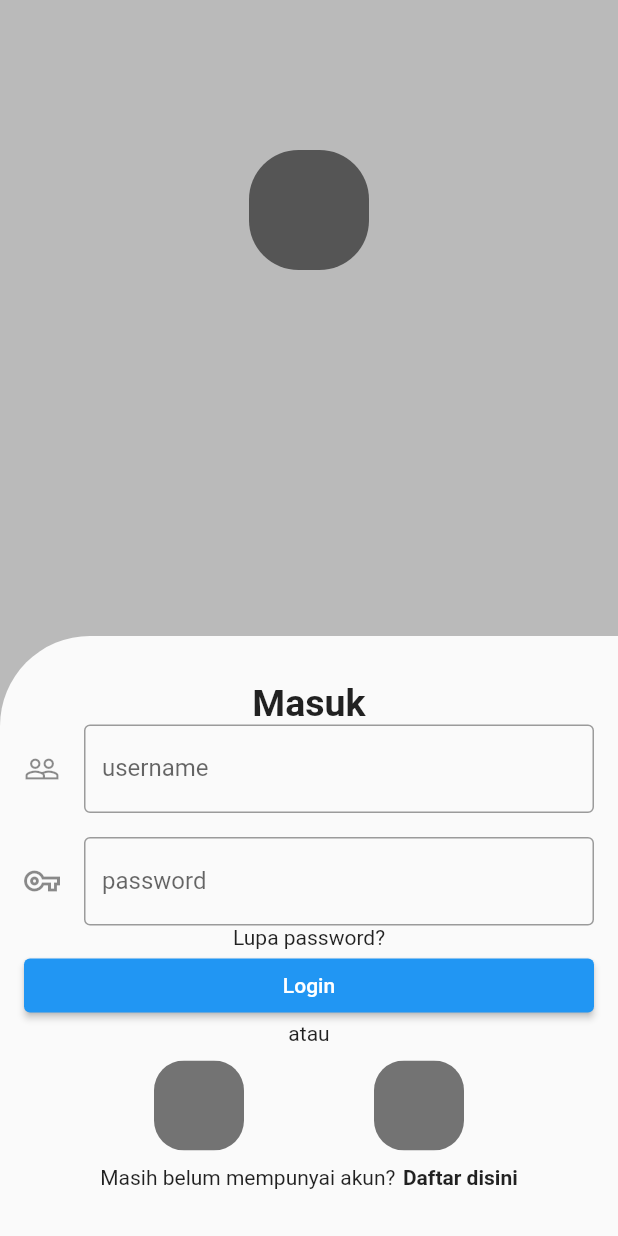
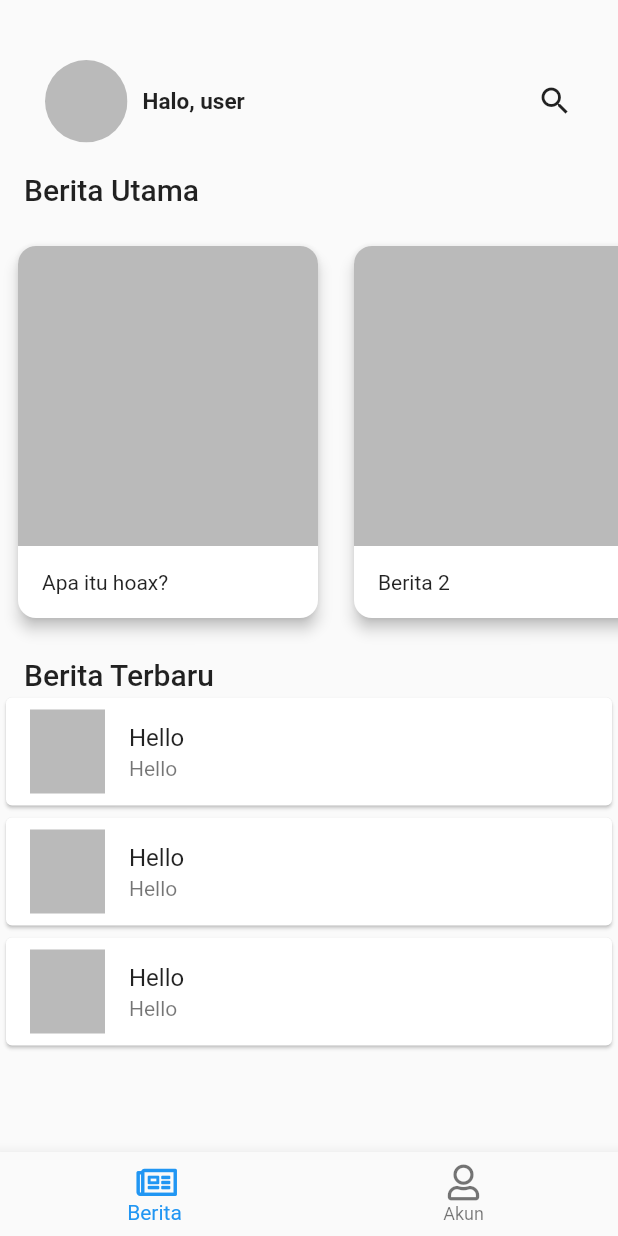
Before and after one commit to PNP-19-Dev/lapor-hoax-mobile, a Flutter app: the screen it shows after launch, on a phone screen of 412 x 824 dp. Run offline on Flutter 3.47's test engine with Material 2 defaults, Android fonts, the phone set to English and light mode, and no system bars; our stand-ins replace flutter_signin_button, font_awesome_flutter, google_sign_in; missing offline and left inert: flutter_facebook_auth.

Commit message:
adding login wizard

```diff
--- /dev/null
+++ b/lib/api/google_signin_api.dart
@@ -0,0 +1,9 @@
+import 'package:google_sign_in/google_sign_in.dart';
+
+class GoogleSignInApi {
+  static final _googleSignIn = GoogleSignIn();
+
+  static Future<GoogleSignInAccount?> login() => _googleSignIn.signIn();
+
+  static Future logout() => _googleSignIn.disconnect();
+}
--- a/lib/main.dart
+++ b/lib/main.dart
@@ -1,6 +1,7 @@
 import 'package:flutter/material.dart';
-import 'package:laporhoax/home_page.dart';
-import 'package:laporhoax/register_page.dart';
+import 'package:laporhoax/ui/home_page.dart';
+import 'package:laporhoax/ui/login_page.dart';
+import 'package:laporhoax/ui/register_page.dart';
 
 void main() => runApp(MyApp());
 
@@ -9,13 +10,13 @@ class MyApp extends StatelessWidget {
   @override
   Widget build(BuildContext context) {
     return MaterialApp(
-      title: 'Lapor Hoax',
-      theme: ThemeData(primarySwatch: Colors.blue),
-      initialRoute: LoginPage.routeName,
-      routes: {
-        LoginPage.routeName: (context) => LoginPage(),
-        RegisterPage.routeName: (context) => RegisterPage(),
-      }
-    );
+        title: 'Lapor Hoax',
+        theme: ThemeData(primarySwatch: Colors.blue),
+        initialRoute: HomePage.routeName,
+        routes: {
+          HomePage.routeName: (context) => HomePage(),
+          LoginPage.routeName: (context) => LoginPage(),
+          RegisterPage.routeName: (context) => RegisterPage(),
+        });
   }
 }
--- /dev/null
+++ b/lib/ui/home_page.dart
@@ -0,0 +1,47 @@
+import 'package:flutter/material.dart';
+import 'package:font_awesome_flutter/font_awesome_flutter.dart';
+import 'package:laporhoax/ui/login_page.dart';
+import 'package:laporhoax/ui/news_page.dart';
+
+class HomePage extends StatefulWidget {
+  static const routeName = '/home_page';
+
+  @override
+  _HomePageState createState() => _HomePageState();
+}
+
+class _HomePageState extends State<HomePage> {
+  int _bottomNavIndex = 0;
+
+  List<BottomNavigationBarItem> _bottomNavBarItems = [
+    BottomNavigationBarItem(
+        icon: Icon(FontAwesomeIcons.newspaper), label: 'Berita'),
+    BottomNavigationBarItem(icon: Icon(FontAwesomeIcons.user), label: 'Akun'),
+  ];
+
+  List<Widget> _listWidget = [
+    NewsPage(),
+    LoginPage(),
+  ];
+
+  void _onBottomNavTapped(int index) {
+    setState(() {
+      _bottomNavIndex = index;
+    });
+  }
+
+  @override
+  Widget build(BuildContext context) {
+    return SafeArea(
+      child: Scaffold(
+        key: Key("home_page_scaffold"),
+        body: _listWidget[_bottomNavIndex],
+        bottomNavigationBar: BottomNavigationBar(
+          currentIndex: _bottomNavIndex,
+          items: _bottomNavBarItems,
+          onTap: _onBottomNavTapped,
+        ),
+      ),
+    );
+  }
+}
--- a/lib/home_page.dart
+++ b/lib/ui/login_page.dart
@@ -1,10 +1,35 @@
 import 'package:flutter/material.dart';
-import 'package:laporhoax/register_page.dart';
+import 'package:flutter_facebook_auth/flutter_facebook_auth.dart';
+import 'package:flutter_signin_button/button_list.dart';
+import 'package:flutter_signin_button/button_view.dart';
+import 'package:laporhoax/api/google_signin_api.dart';
+import 'package:laporhoax/ui/register_page.dart';
+
 class LoginPage extends StatelessWidget {
   static String routeName = "/login_page";
 
   @override
   Widget build(BuildContext context) {
+    Future signIn() async {
+      final user = await GoogleSignInApi.login();
+
+      if (user == null) {
+        ScaffoldMessenger.of(context).showSnackBar(SnackBar(
+          content: Text('Sign in failed'),
+        ));
+      }
+    }
+
+    Future facebookSignIn() async {
+      final user = await FacebookAuth.instance.login();
+
+      if (user.status == LoginStatus.failed) {
+        ScaffoldMessenger.of(context).showSnackBar(SnackBar(
+          content: Text('Sign in failed'),
+        ));
+      }
+    }
+
     return Scaffold(
       backgroundColor: Color(0xFFBABABA),
       body: Stack(
@@ -36,10 +61,11 @@ class LoginPage extends StatelessWidget {
               padding: const EdgeInsets.only(top: 30, left: 16, right: 16),
               child: Column(
                 children: [
-                  Text('Masuk', style: TextStyle(
-                    fontSize: 25,
-                    fontWeight: FontWeight.bold,
-                  )),
+                  Text('Masuk',
+                      style: TextStyle(
+                        fontSize: 25,
+                        fontWeight: FontWeight.bold,
+                      )),
                   TextField(
                     decoration: InputDecoration(
                       icon: Icon(Icons.people_outline),
@@ -65,42 +91,20 @@ class LoginPage extends StatelessWidget {
                     ),
                   ),
                   Center(child: Text('atau')),
-                  Padding(
-                    padding: const EdgeInsets.symmetric(vertical: 10),
-                    child: Row(
-                      crossAxisAlignment: CrossAxisAlignment.center,
-                      mainAxisAlignment: MainAxisAlignment.spaceEvenly,
-                      children: [
-                        ClipRRect(
-                          borderRadius: BorderRadius.circular(20),
-                          child: Container(
-                            color: Colors.black54,
-                            height: 60,
-                            width: 60,
-                          ),
-                        ),
-                        ClipRRect(
-                          borderRadius: BorderRadius.circular(20),
-                          child: Container(
-                            color: Colors.black54,
-                            height: 60,
-                            width: 60,
-                          ),
-                        ),
-                      ],
-                    ),
-                  ),
+                  SignInButton(Buttons.GoogleDark, onPressed: signIn),
+                  SignInButton(Buttons.Facebook, onPressed: facebookSignIn),
                   Wrap(
                     children: [
                       Text('Masih belum mempunyai akun?'),
-                      SizedBox(width: 5,),
+                      SizedBox(
+                        width: 5,
+                      ),
                       GestureDetector(
                         onTap: () {
-                          Navigator
-                        .pushNamed(context, RegisterPage.routeName);
-                          },
+                          Navigator.pushNamed(context, RegisterPage.routeName);
+                        },
                         child: Text(
-                            'Daftar disini',
+                          'Daftar disini',
                           style: TextStyle(
                             fontWeight: FontWeight.bold,
                           ),
--- /dev/null
+++ b/lib/ui/news_page.dart
@@ -0,0 +1,163 @@
+import 'package:flutter/material.dart';
+
+class NewsPage extends StatefulWidget {
+  @override
+  _NewsPageState createState() => _NewsPageState();
+}
+
+class _NewsPageState extends State<NewsPage> {
+  Widget buildCard(String jurusan, String imageUrl, String deskripsi) {
+    return Center(
+      child: Padding(
+        padding: const EdgeInsets.only(top: 2, left: 8, right: 8, bottom: 2),
+        child: Card(
+          clipBehavior: Clip.antiAlias,
+          shape:
+              RoundedRectangleBorder(borderRadius: BorderRadius.circular(12)),
+          elevation: 4,
+          child: Column(
+            mainAxisSize: MainAxisSize.min,
+            crossAxisAlignment: CrossAxisAlignment.start,
+            children: [
+              Stack(
+                alignment: Alignment.bottomLeft,
+                children: [
+                  Padding(
+                    padding: const EdgeInsets.all(8),
+                    child: Text(
+                      jurusan,
+                      style: TextStyle(
+                          color: Colors.white,
+                          fontWeight: FontWeight.bold,
+                          fontSize: 24),
+                    ),
+                  ),
+/*
+                  Hero(
+                    tag: jurusan,
+                    child: Ink.image(
+                      height: 200,
+                      image: NetworkImage(imageUrl),
+                      fit: BoxFit.fitWidth,
+                    ),
+                  ),
+*/
+                  Container(
+                    height: 200,
+                    width: 200,
+                    decoration: BoxDecoration(
+                      color: Color(0xFFBABABA),
+                    ),
+                  ),
+                ],
+              ),
+              Padding(
+                padding: const EdgeInsets.all(16),
+                child: Column(
+                  crossAxisAlignment: CrossAxisAlignment.start,
+                  children: <Widget>[
+                    Text(
+                      deskripsi,
+                      textAlign: TextAlign.justify,
+                    ),
+                  ],
+                ),
+              ),
+            ],
+          ),
+        ),
+      ),
+    );
+  }
+
+  @override
+  Widget build(BuildContext context) {
+    return SingleChildScrollView(
+      scrollDirection: Axis.vertical,
+      child: Column(
+        crossAxisAlignment: CrossAxisAlignment.start,
+        children: [
+          Padding(
+            padding:
+                const EdgeInsets.only(top: 40, left: 30, right: 30, bottom: 20),
+            child: Row(
+              mainAxisAlignment: MainAxisAlignment.spaceBetween,
+              children: [
+                Wrap(
+                  crossAxisAlignment: WrapCrossAlignment.center,
+                  children: [
+                    ClipRRect(
+                      borderRadius: BorderRadius.all(Radius.circular(33)),
+                      child: Container(
+                        decoration: BoxDecoration(
+                          color: Color(0xFFBABABA),
+                        ),
+                        height: 55,
+                        width: 55,
+                      ),
+                    ),
+                    SizedBox(
+                      width: 10,
+                    ),
+                    Text('Halo, user',
+                        style: TextStyle(
+                          fontSize: 15,
+                          fontWeight: FontWeight.bold,
+                        )),
+                  ],
+                ),
+                Icon(Icons.search),
+              ],
+            ),
+          ),
+          Padding(
+            padding: const EdgeInsets.symmetric(horizontal: 16),
+            child: Text('Berita Utama',
+                style: TextStyle(fontWeight: FontWeight.w500, fontSize: 20)),
+          ),
+          Container(
+            height: 300,
+            child: ListView(
+              scrollDirection: Axis.horizontal,
+              shrinkWrap: true,
+              children: [
+                buildCard("Hello", "", "Apa itu hoax?"),
+                buildCard("Hello", "", "Berita 2"),
+                buildCard("Hello", "", "Berita 3"),
+              ],
+            ),
+          ),
+          Padding(
+            padding: const EdgeInsets.symmetric(horizontal: 16),
+            child: Text('Berita Terbaru',
+                style: TextStyle(
+                  fontWeight: FontWeight.w500,
+                  fontSize: 20,
+                )),
+          ),
+          Card(
+            child: ListTile(
+              leading: Container(color: Color(0xFFBABABA), width: 50),
+              subtitle: Text('Hello'),
+              title: Text('Hello'),
+            ),
+          ),
+          Card(
+            child: ListTile(
+              leading: Container(color: Color(0xFFBABABA), width: 50),
+              subtitle: Text('Hello'),
+              title: Text('Hello'),
+            ),
+          ),
+          Card(
+            child: ListTile(
+              leading: Container(color: Color(0xFFBABABA), width: 50),
+              subtitle: Text('Hello'),
+              title: Text('Hello'),
+            ),
+          ),
+        ],
+      ),
+    );
+  }
+}
--- a/lib/register_page.dart
+++ b/lib/ui/register_page.dart
@@ -1,5 +1,5 @@
 import 'package:flutter/material.dart';
-import 'package:laporhoax/home_page.dart';
+import 'package:laporhoax/ui/home_page.dart';
 
 class RegisterPage extends StatelessWidget{
   static String routeName = "/register_page";
@@ -92,14 +92,13 @@ class RegisterPage extends StatelessWidget{
                         ),
                     GestureDetector(
                       onTap: () {
-                        Navigator
-                            .pushNamed(context, LoginPage.routeName);
-                      },
-                      child: Text(
-                        'Masuk disini',
-                        style: TextStyle(fontWeight: FontWeight.bold),
+                          Navigator.pushNamed(context, HomePage.routeName);
+                        },
+                        child: Text(
+                          'Masuk disini',
+                          style: TextStyle(fontWeight: FontWeight.bold),
+                        ),
                       ),
-                    ),
                     ]
                   ),
                         ),
--- a/pubspec.yaml
+++ b/pubspec.yaml
@@ -1,5 +1,5 @@
 name: laporhoax
-description: A new Flutter project.
+description: PNP x POLDA SUMBAR Lapor Hoax App
 
 # The following line prevents the package from being accidentally published to
 # pub.dev using `pub publish`. This is preferred for private packages.
@@ -28,6 +28,10 @@ dependencies:
   # The following adds the Cupertino Icons font to your application.
   # Use with the CupertinoIcons class for iOS style icons.
   cupertino_icons: ^1.0.2
+  google_sign_in: ^5.1.0
+  font_awesome_flutter: ^9.1.0
+  flutter_signin_button: ^2.0.0
+  flutter_facebook_auth: ^3.5.1
 
 dev_dependencies:
   flutter_test:
```
Also changed, not shown: .github/workflows/restore_release_keystore.yaml (added), pubspec.lock, 4 other files.
